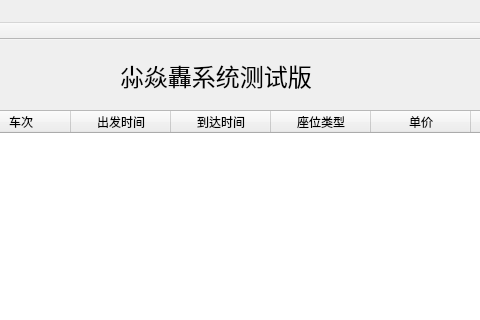
The window that Qt/TrainBoom/mainwindow.ui (zidaneandmessi/TrainBoom_FrontEnd) describes before a commit, drawn with Qt 5; both pictures show x 200 to 680 and y 0 to 320 of the 886 by 623 pixel window.
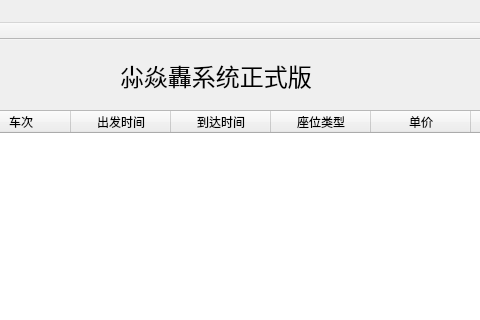
The same window after the commit.

```diff
--- a/Qt/TrainBoom/mainwindow.ui
+++ b/Qt/TrainBoom/mainwindow.ui
@@ -46,7 +46,7 @@
      </font>
     </property>
     <property name="text">
-     <string>尛焱轟系统测试版</string>
+     <string>尛焱轟系统正式版</string>
     </property>
    </widget>
    <widget class="QPushButton" name="queryButton">
```
